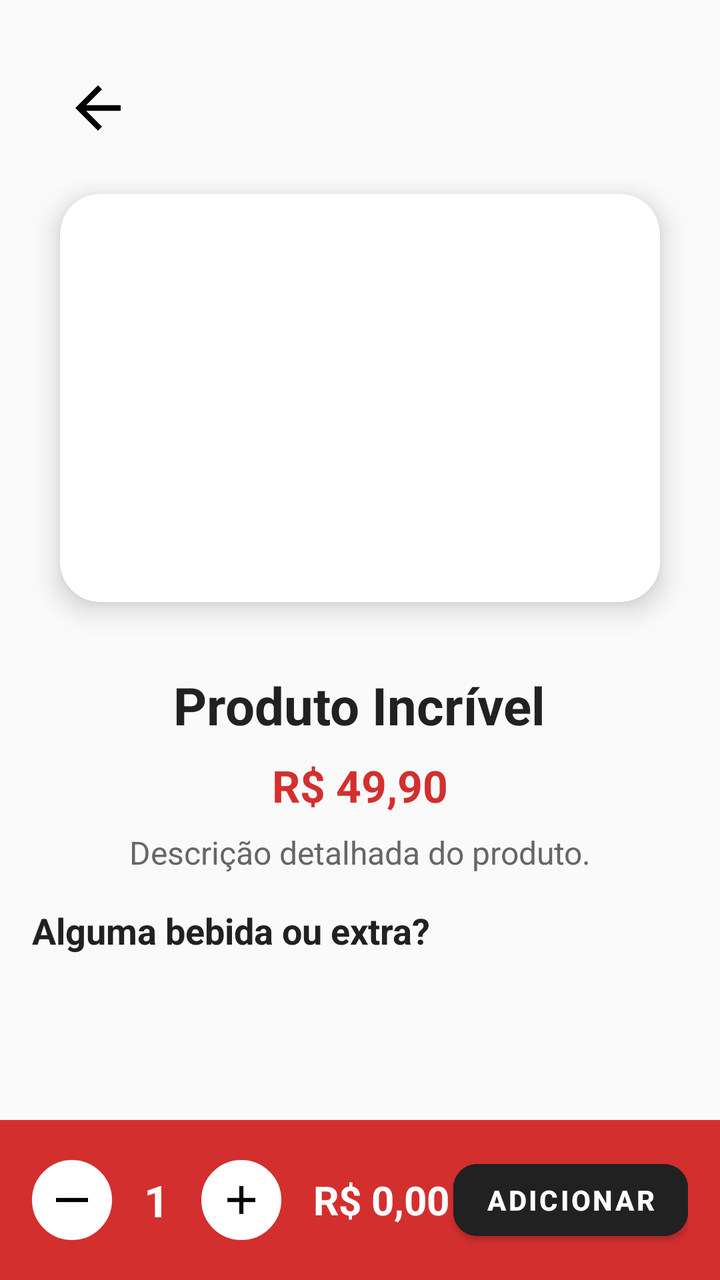
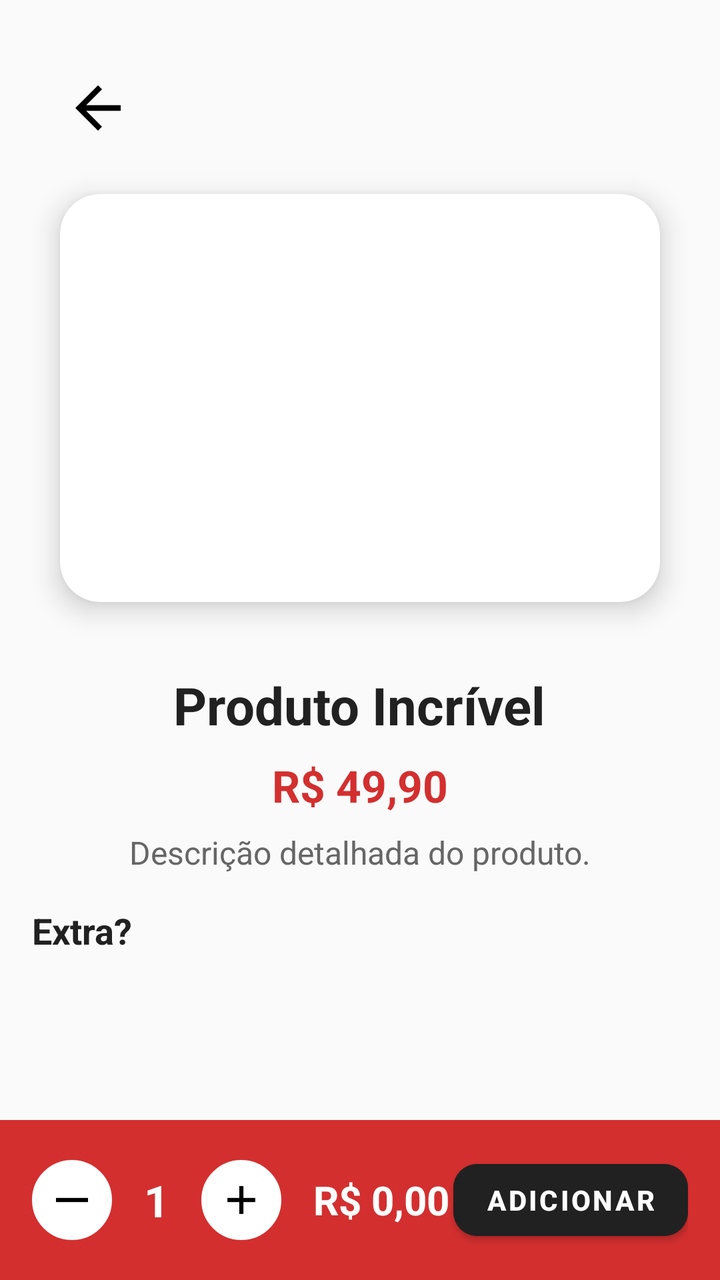

Before-and-after screenshots of an Android layout around one commit, followed by the original layout XML and the change that was made.
<!-- AndroidManifest.xml: application theme Theme.Apkstelladitalia20 -->
<!-- res/layout/activity_detalhes_produto.xml -->
<androidx.coordinatorlayout.widget.CoordinatorLayout
    xmlns:android="http://schemas.android.com/apk/res/android"
    xmlns:app="http://schemas.android.com/apk/res-auto"
    xmlns:tools="http://schemas.android.com/tools"
    android:layout_width="match_parent"
    android:layout_height="match_parent"
    android:background="#FAFAFA"
    tools:context=".activity.DetalhesProdutoActivity">

    <ScrollView
        android:layout_width="match_parent"
        android:layout_height="match_parent"
        android:fillViewport="true">

        <LinearLayout
            android:layout_width="match_parent"
            android:layout_height="wrap_content"
            android:orientation="vertical"
            android:padding="16dp"
            android:gravity="center_horizontal">
            <include
                android:id="@+id/includeToolbar"
                layout="@layout/toolbar_layout"

                android:layout_width="match_parent"
                android:layout_height="wrap_content" />


            
            <com.google.android.material.card.MaterialCardView
                android:layout_width="match_parent"
                android:layout_height="240dp"
                app:cardCornerRadius="20dp"
                app:cardElevation="8dp"
                app:cardUseCompatPadding="true"
                android:layout_marginBottom="16dp">

                <ImageView
                    android:id="@+id/imagemProduto"
                    android:layout_width="match_parent"
                    android:layout_height="match_parent"
                    android:scaleType="centerCrop"
                    android:contentDescription="Imagem do Produto" />
            </com.google.android.material.card.MaterialCardView>

            
            <TextView
                android:id="@+id/nomeProduto"
                android:layout_width="wrap_content"
                android:layout_height="wrap_content"
                android:text="Produto Incrível"
                android:textSize="26sp"
                android:textStyle="bold"
                android:textColor="#212121"
                android:gravity="center"
                android:layout_marginBottom="8dp" />

            
            <TextView
                android:id="@+id/precoProduto"
                android:layout_width="wrap_content"
                android:layout_height="wrap_content"
                android:text="R$ 49,90"
                android:textSize="22sp"
                android:textStyle="bold"
                android:textColor="#D32F2F"
                android:gravity="center"
                android:layout_marginBottom="8dp" />

            
            <TextView
                android:id="@+id/descricaoProduto"
                android:layout_width="match_parent"
                android:layout_height="wrap_content"
                android:text="Descrição detalhada do produto."
                android:textSize="16sp"
                android:textColor="#666666"
                android:gravity="center"
                android:layout_marginBottom="16dp"
                android:lineSpacingExtra="4dp" />

            
            <TextView
                android:id="@+id/tituloAdicionais"
                android:layout_width="match_parent"
                android:layout_height="wrap_content"
                android:text="Alguma bebida ou extra?"
                android:textSize="18sp"
                android:textStyle="bold"
                android:textColor="#212121"
                android:layout_marginBottom="8dp" />

            
            <androidx.recyclerview.widget.RecyclerView
                android:id="@+id/recyclerAdicionais"
                android:layout_width="match_parent"
                android:layout_height="wrap_content"
                android:paddingBottom="100dp"
                tools:listitem="@layout/item_adicional" />

        </LinearLayout>
    </ScrollView>


    <LinearLayout
        android:layout_width="match_parent"
        android:layout_height="wrap_content"
        android:layout_gravity="bottom"
        android:gravity="center_vertical"
        android:orientation="horizontal"
        android:padding="16dp"
        android:background="#D32F2F">

        
        <ImageButton
            android:id="@+id/btnRemover"
            android:layout_width="40dp"
            android:layout_height="40dp"
            android:backgroundTint="@android:color/white"
            android:background="@drawable/bg_circle_white"
            android:src="@drawable/ic_remove"
            android:contentDescription="Remover item" />

        
        <TextView
            android:id="@+id/quantidadeProduto"
            android:layout_width="wrap_content"
            android:layout_height="wrap_content"
            android:text="1"
            android:textSize="22sp"
            android:textStyle="bold"
            android:textColor="#FFFFFF"
            android:paddingHorizontal="16dp" />

        
        <ImageButton
            android:id="@+id/btnAdicionar"
            android:layout_width="40dp"
            android:layout_height="40dp"
            android:backgroundTint="@android:color/white"
            android:background="@drawable/bg_circle_white"
            android:src="@drawable/ic_add"
            android:contentDescription="Adicionar item" />

        
        <TextView
            android:id="@+id/precoTotal"
            android:layout_width="wrap_content"
            android:layout_height="wrap_content"
            android:text="R$ 0,00"
            android:textSize="20sp"
            android:textStyle="bold"
            android:textColor="#FFFFFF"
            android:layout_marginStart="16dp"
            android:layout_weight="1" />

        
        <Button
            android:id="@+id/btnConfirmarPedido"
            android:layout_width="wrap_content"
            android:layout_height="wrap_content"
            android:text="Adicionar"
            android:textStyle="bold"
            android:textColor="@android:color/white"
            android:backgroundTint="#212121"
            app:cornerRadius="12dp" />
    </LinearLayout>

</androidx.coordinatorlayout.widget.CoordinatorLayout>
<!-- res/layout/toolbar_layout.xml (included above) -->
<?xml version="1.0" encoding="utf-8"?>
<androidx.constraintlayout.widget.ConstraintLayout
    xmlns:android="http://schemas.android.com/apk/res/android"
    xmlns:app="http://schemas.android.com/apk/res-auto"
    android:layout_width="match_parent"
    android:layout_height="?attr/actionBarSize"
    android:background="@android:color/transparent"
    android:paddingStart="8dp"
    android:paddingEnd="8dp">

    <ImageView
        android:id="@+id/btnVoltar"
        android:layout_width="50dp"
        android:layout_height="50dp"
        android:layout_marginTop="13dp"
        android:padding="8dp"
        android:src="@drawable/ic_arrow_back"
        android:contentDescription="Voltar"
        android:clickable="true"
        android:focusable="true"

        android:background="?attr/selectableItemBackgroundBorderless"
        app:layout_constraintBottom_toBottomOf="parent"
        app:layout_constraintTop_toTopOf="parent"
        app:layout_constraintStart_toStartOf="parent"
        app:tint="@android:color/black" />


    <TextView
        android:id="@+id/toolbarTitle"
        android:layout_width="wrap_content"
        android:layout_height="wrap_content"

        android:textSize="20sp"
        android:textStyle="bold"
        app:layout_constraintBottom_toBottomOf="parent"
        app:layout_constraintEnd_toEndOf="parent"
        app:layout_constraintHorizontal_bias="0.0"
        app:layout_constraintStart_toEndOf="@id/btnVoltar"
        app:layout_constraintTop_toTopOf="parent"
        app:layout_constraintVertical_bias="0.513" />
</androidx.constraintlayout.widget.ConstraintLayout>
<!-- res/layout/item_adicional.xml (included above) -->
<?xml version="1.0" encoding="utf-8"?>
<LinearLayout xmlns:android="http://schemas.android.com/apk/res/android"
    android:layout_width="match_parent"
    android:layout_height="wrap_content"
    android:orientation="horizontal"
    android:padding="16dp"
    android:background="@drawable/bg_card_gourmet"
    android:gravity="center_vertical">

    
    <ImageView
        android:id="@+id/imgAdicional"
        android:layout_width="60dp"
        android:layout_height="60dp"
        android:scaleType="centerCrop"
        android:background="@drawable/bg_categoria_circle"
        android:src="@drawable/ic_bebidas" />

    
    <TextView
        android:id="@+id/txtNomeAdicional"
        android:layout_width="0dp"
        android:layout_height="wrap_content"
        android:layout_weight="1"
        android:paddingStart="12dp"
        android:text="Refrigerante 350ml"
        android:textSize="16sp"
        android:textColor="@android:color/black"
        android:fontFamily="@font/poppins_medium" />

    
    <TextView
        android:id="@+id/txtPrecoAdicional"
        android:layout_width="wrap_content"
        android:layout_height="wrap_content"
        android:text="R$ 4,99"
        android:textSize="14sp"
        android:textColor="@color/colorPrimary"
        android:fontFamily="@font/poppins_medium" />

</LinearLayout>
<!-- resources referenced by this layout -->
<resources>
  <color name="colorPrimary">#C62828</color>
  <!-- drawable bg_card_gourmet (drawable) -->
  <shape xmlns:android="http://schemas.android.com/apk/res/android"
      android:shape="rectangle">
      <solid android:color="#FFFFFF"/>
      <corners android:radius="20dp"/>
      <stroke android:width="1dp" android:color="#E0E0E0"/>
  </shape>
  <!-- drawable bg_categoria_circle (drawable) -->
  <?xml version="1.0" encoding="utf-8"?>
  <shape xmlns:android="http://schemas.android.com/apk/res/android"
      android:shape="oval">
      <solid android:color="#FFF5E9" />
      <size
          android:width="72dp"
          android:height="72dp" />
  </shape>
  <!-- drawable bg_circle_white (drawable) -->
  <shape xmlns:android="http://schemas.android.com/apk/res/android"
      android:shape="oval">
  
      <solid android:color="@android:color/white" />
  
      <size
          android:width="40dp"
          android:height="40dp" />
  
      <stroke
          android:width="1dp"
          android:color="#DDDDDD" />
  </shape>
  <!-- drawable ic_add (drawable) -->
  <vector xmlns:android="http://schemas.android.com/apk/res/android" android:height="24dp" android:tint="#000000" android:viewportHeight="24" android:viewportWidth="24" android:width="24dp">
        
      <path android:fillColor="@android:color/white" android:pathData="M19,13h-6v6h-2v-6H5v-2h6V5h2v6h6v2z"/>
      
  </vector>
  <!-- drawable ic_arrow_back (drawable) -->
  <vector xmlns:android="http://schemas.android.com/apk/res/android" android:autoMirrored="true" android:height="24dp" android:tint="#000000" android:viewportHeight="24" android:viewportWidth="24" android:width="24dp">
        
      <path android:fillColor="@android:color/white" android:pathData="M20,11H7.83l5.59,-5.59L12,4l-8,8 8,8 1.41,-1.41L7.83,13H20v-2z"/>
      
  </vector>
  <!-- drawable ic_bebidas (drawable) -->
  <vector xmlns:android="http://schemas.android.com/apk/res/android"
      android:width="24dp" android:height="24dp"
      android:viewportWidth="24" android:viewportHeight="24">
      <path
          android:fillColor="#B00020"
          android:pathData="M8,2v2h8v-2h-8zm1,4l1,14h4l1-14h-6zm2,2h2v10h-2v-10z" />
  </vector>
  <!-- drawable ic_remove (drawable) -->
  <vector xmlns:android="http://schemas.android.com/apk/res/android" android:height="24dp" android:tint="#000000" android:viewportHeight="24" android:viewportWidth="24" android:width="24dp">
        
      <path android:fillColor="@android:color/white" android:fillType="evenOdd" android:pathData="M4,11h16v2h-16z"/>
      
  </vector>
  <style name="Theme.Apkstelladitalia20" parent="Theme.MaterialComponents.DayNight.NoActionBar">
          
          <item name="colorPrimary">@color/colorPrimary</item>
          <item name="colorPrimaryVariant">@color/colorPrimaryDark</item>
          <item name="colorSecondary">@color/colorAccent</item>
          <item name="colorOnPrimary">@android:color/white</item>
  
          
          <item name="android:statusBarColor">@color/colorPrimaryDark</item>
          <item name="android:navigationBarColor">@color/colorPrimary</item>
  
          
          <item name="tabBackground">@android:color/transparent</item>
          <item name="tabIndicator">@null</item>
  
          
          <item name="android:windowContentTransitions">true</item>
          <item name="android:windowActionBar">false</item>
          <item name="windowActionBar">false</item>
      </style>
  <color name="colorPrimaryDark">#8E0000</color>
  <color name="colorAccent">#FFC107</color>
</resources>

<!-- the commit's change to res/layout/activity_detalhes_produto.xml (unified diff, before → after) -->
@@ -84,7 +84,7 @@
                 android:id="@+id/tituloAdicionais"
                 android:layout_width="match_parent"
                 android:layout_height="wrap_content"
-                android:text="Alguma bebida ou extra?"
+                android:text="Extra?"
                 android:textSize="18sp"
                 android:textStyle="bold"
                 android:textColor="#212121"
